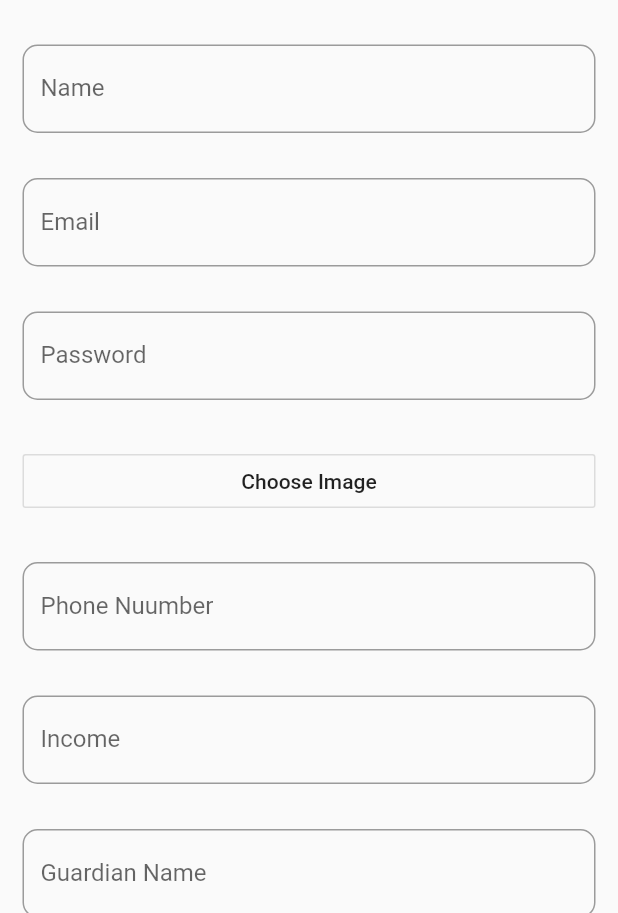
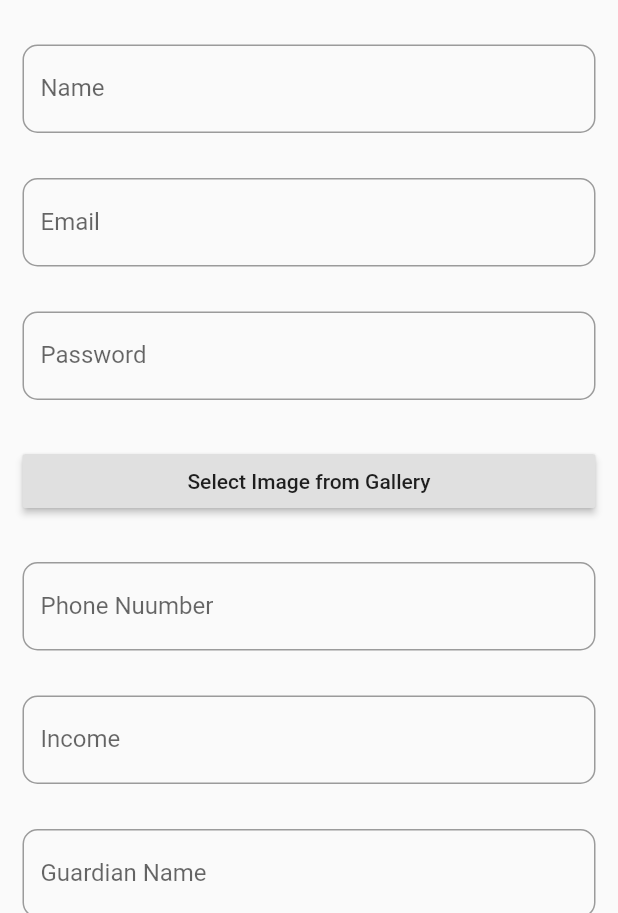
Before and after one commit to MohammedZaid12/Lazawaal, a Flutter app: the LazawaalSignUp screen opened directly, on a phone screen of 412 x 824 dp, the part 323-1236 px from its top. Run offline on Flutter 3.47's test engine with Material 2 defaults, Android fonts, the phone set to English and light mode, and no system bars; our stand-ins replace image_picker, shared_preferences; accounts and stored records are empty.

```diff
--- a/lazawaal/lib/Lazawaal/SignUp.dart
+++ b/lazawaal/lib/Lazawaal/SignUp.dart
@@ -16,19 +16,15 @@ class LazawaalSignUp extends StatefulWidget {
 class SignUpState extends State<LazawaalSignUp> {
   final _formKey = GlobalKey<FormState>();
   DateTime selectedDate = DateTime.now();
-
+//
   Future<File> imageFile;
-//  String status = '';
-//  String base64Image;
 //
 
-  String errMessage = 'Error Uploading Image';
-
-  get source => null;
-
-  chooseImage() {
+//
+  pickImageFromGallery(ImageSource source) {
+    print("aa");
     setState(() {
-      imageFile = ImagePicker.pickImage(source: source) as Future<File>;
+      imageFile = ImagePicker.pickImage(source: source);
     });
   }
 
@@ -83,10 +79,12 @@ class SignUpState extends State<LazawaalSignUp> {
             ),
             Padding(
               padding: EdgeInsets.all(15.0),
-              child: OutlineButton(
-                onPressed: chooseImage,
-                child: Text('Choose Image'),
-              ),
+                child: RaisedButton(
+                  child: Text("Select Image from Gallery"),
+                  onPressed: () {
+                    pickImageFromGallery(ImageSource.gallery);
+                  },
+                ),
             ),
             Padding(
               padding: EdgeInsets.all(15.0),
--- a/lazawaal/pubspec.yaml
+++ b/lazawaal/pubspec.yaml
@@ -12,6 +12,7 @@ description: A new Flutter application.
 # Read more about iOS versioning at
 # https://developer.apple.com/library/archive/documentation/General/Reference/InfoPlistKeyReference/Articles/CoreFoundationKeys.html
 version: 1.0.0+1
+
 
 
 environment:
```
